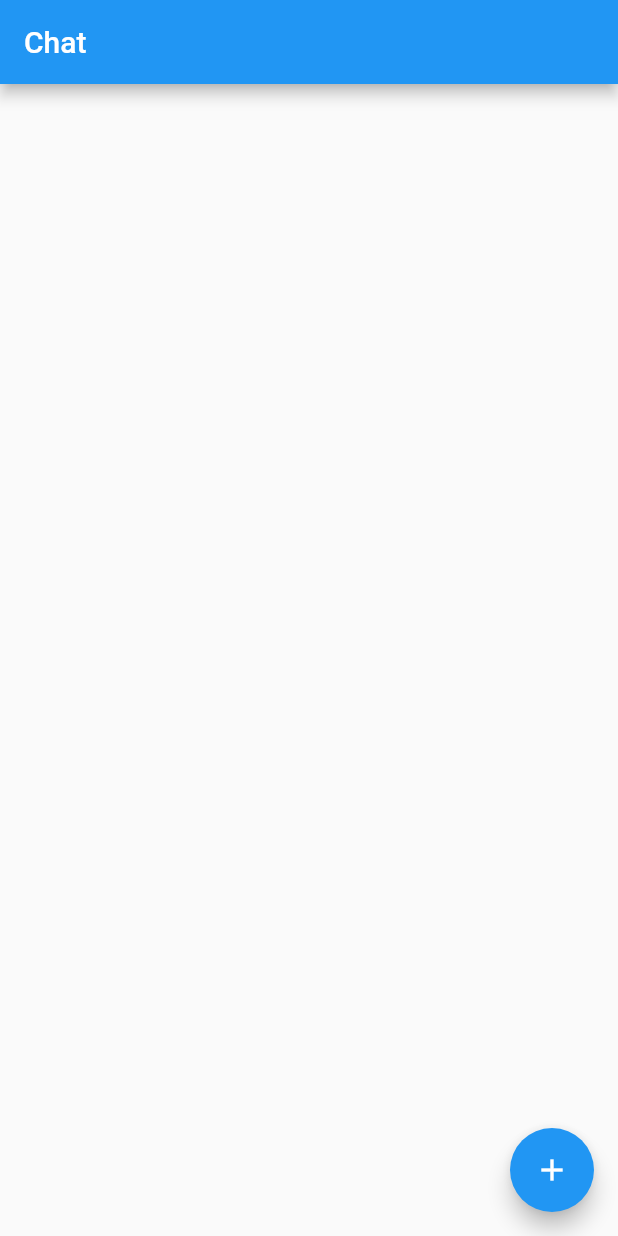
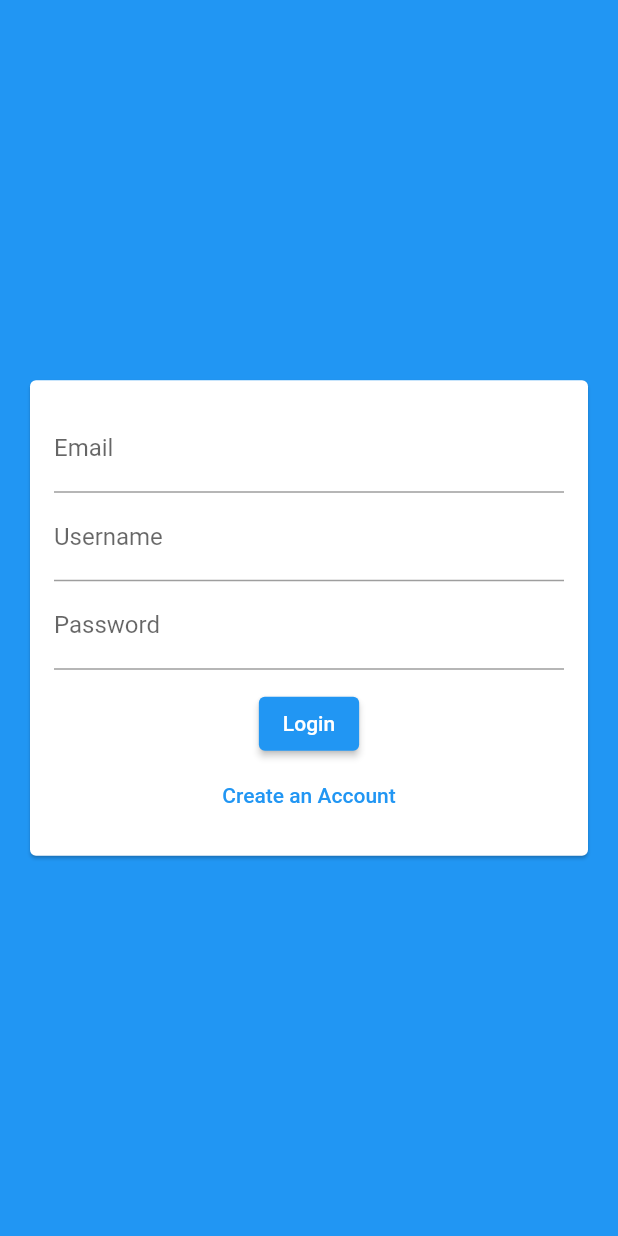
Before and after one commit to Umang2510/FlutterChat, a Flutter app: the screen it shows after launch, on a phone screen of 412 x 824 dp. Run offline on Flutter 3.47's test engine with Material 2 defaults, Android fonts, the phone set to English and light mode, and no system bars; our stand-ins replace cloud_firestore, firebase_core; accounts and stored records are empty.

Commit message:
sec-14 323. A basic Authentication Screen

```diff
--- a/lib/Screens/auth_screen.dart
+++ b/lib/Screens/auth_screen.dart
@@ -0,0 +1,20 @@
+import 'package:flutter/material.dart';
+
+import '../Widgets/auth/auth_form.dart';
+
+class AuthScreen extends StatefulWidget {
+  const AuthScreen({super.key});
+
+  @override
+  State<AuthScreen> createState() => _AuthScreenState();
+}
+
+class _AuthScreenState extends State<AuthScreen> {
+  @override
+  Widget build(BuildContext context) {
+    return Scaffold(
+      backgroundColor: Theme.of(context).primaryColor,
+      body: AuthForm(),
+    );
+  }
+}
--- /dev/null
+++ b/lib/Widgets/auth/auth_form.dart
@@ -0,0 +1,59 @@
+import 'dart:developer';
+
+import 'package:flutter/material.dart';
+
+class AuthForm extends StatefulWidget {
+  const AuthForm({super.key});
+
+  @override
+  State<AuthForm> createState() => _AuthFormState();
+}
+
+class _AuthFormState extends State<AuthForm> {
+  @override
+  Widget build(BuildContext context) {
+    return Center(
+      child: Card(
+        margin: const EdgeInsets.all(20),
+        child: SingleChildScrollView(
+          child: Padding(
+            padding: const EdgeInsets.all(16),
+            child: Form(
+              child: Column(mainAxisSize: MainAxisSize.min, children: <Widget>[
+                TextFormField(
+                  keyboardType: TextInputType.emailAddress,
+                  decoration: const InputDecoration(
+                    labelText: 'Email',
+                  ),
+                ),
+                TextFormField(
+                  decoration: const InputDecoration(
+                    labelText: 'Username',
+                  ),
+                ),
+                TextFormField(
+                  keyboardType: TextInputType.visiblePassword,
+                  obscureText: true,
+                  decoration: const InputDecoration(
+                    labelText: 'Password',
+                  ),
+                ),
+                const SizedBox(
+                  height: 12,
+                ),
+                ElevatedButton(
+                  onPressed: () {},
+                  child: Text('Login'),
+                ),
+                TextButton(
+                  onPressed: () {},
+                  child: Text('Create an Account'),
+                ),
+              ]),
+            ),
+          ),
+        ),
+      ),
+    );
+  }
+}
--- a/lib/main.dart
+++ b/lib/main.dart
@@ -4,8 +4,9 @@ import 'package:firebase_core/firebase_core.dart';
 import 'firebase_options.dart';
 
 import '../Screens/chat_screen.dart';
+import '../Screens/auth_screen.dart';
 
- void main() async {
+void main() async {
   WidgetsFlutterBinding.ensureInitialized();
   await Firebase.initializeApp(
     options: DefaultFirebaseOptions.currentPlatform,
@@ -23,7 +24,7 @@ class MyApp extends StatelessWidget {
       theme: ThemeData(
         primarySwatch: Colors.blue,
       ),
-      home: ChatScreen(),
+      home: AuthScreen(),
     );
   }
 }
```
